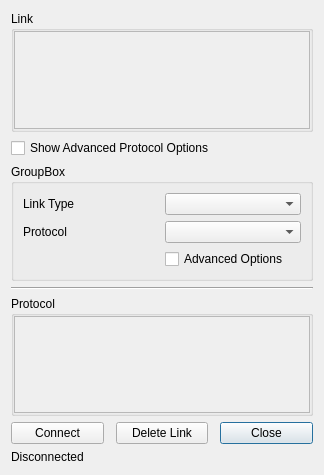
mavlink/qgroundcontrol, file src/ui/CommSettings.ui: the form before one commit.
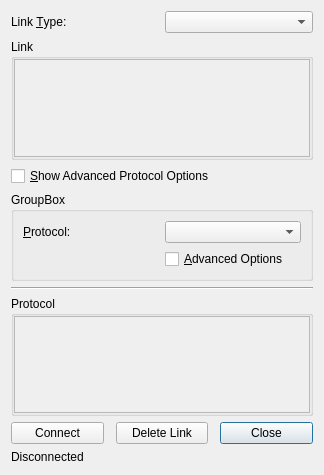
The form after the commit.

Commit message:
Comm Settings - move the "link type" combobox to the top, and clean it up
* The "Simulation" option is now not selectable.
* If the link is a simulation, then you can't change it to a different link type.
* The OPAL option is not shown if support is not compiled in.
* Fix the buddy, tab order and accelerators in the GUI.

The edit to the form file:
```diff
--- a/src/ui/CommSettings.ui
+++ b/src/ui/CommSettings.ui
@@ -14,6 +14,23 @@
    <string>Form</string>
   </property>
   <layout class="QVBoxLayout" name="verticalLayout_2">
+   <item>
+    <layout class="QHBoxLayout" name="horizontalLayout_4">
+     <item>
+      <widget class="QLabel" name="label">
+       <property name="text">
+        <string>Link &amp;Type:</string>
+       </property>
+       <property name="buddy">
+        <cstring>linkType</cstring>
+       </property>
+      </widget>
+     </item>
+     <item>
+      <widget class="QComboBox" name="linkType"/>
+     </item>
+    </layout>
+   </item>
    <item>
     <widget class="QGroupBox" name="linkGroupBox">
      <property name="title">
@@ -36,8 +53,8 @@
           <rect>
            <x>0</x>
            <y>0</y>
-           <width>292</width>
-           <height>81</height>
+           <width>298</width>
+           <height>90</height>
           </rect>
          </property>
         </widget>
@@ -49,7 +66,7 @@
    <item>
     <widget class="QCheckBox" name="advCheckBox">
      <property name="text">
-      <string>Show Advanced Protocol Options</string>
+      <string>&amp;Show Advanced Protocol Options</string>
      </property>
     </widget>
    </item>
@@ -61,34 +78,27 @@
      <layout class="QVBoxLayout" name="verticalLayout">
       <item>
        <layout class="QGridLayout" name="gridLayout">
-        <item row="0" column="0">
-         <widget class="QLabel" name="label">
-          <property name="text">
-           <string>Link Type</string>
-          </property>
-         </widget>
-        </item>
         <item row="0" column="1">
-         <widget class="QComboBox" name="linkType"/>
-        </item>
-        <item row="1" column="1">
          <widget class="QComboBox" name="connectionType">
           <property name="currentIndex">
            <number>-1</number>
           </property>
          </widget>
         </item>
-        <item row="2" column="1">
-         <widget class="QCheckBox" name="advancedOptionsCheckBox">
-          <property name="text">
-           <string>Advanced Options</string>
-          </property>
-         </widget>
-        </item>
-        <item row="1" column="0">
+        <item row="0" column="0">
          <widget class="QLabel" name="label_5">
           <property name="text">
-           <string>Protocol</string>
+           <string>&amp;Protocol:</string>
+          </property>
+          <property name="buddy">
+           <cstring>connectionType</cstring>
+          </property>
+         </widget>
+        </item>
+        <item row="1" column="1">
+         <widget class="QCheckBox" name="advancedOptionsCheckBox">
+          <property name="text">
+           <string>&amp;Advanced Options</string>
           </property>
          </widget>
         </item>
```
Left out of the diff: 39 changed lines with no effect on the pictures. The commit also changes 2 other files.
